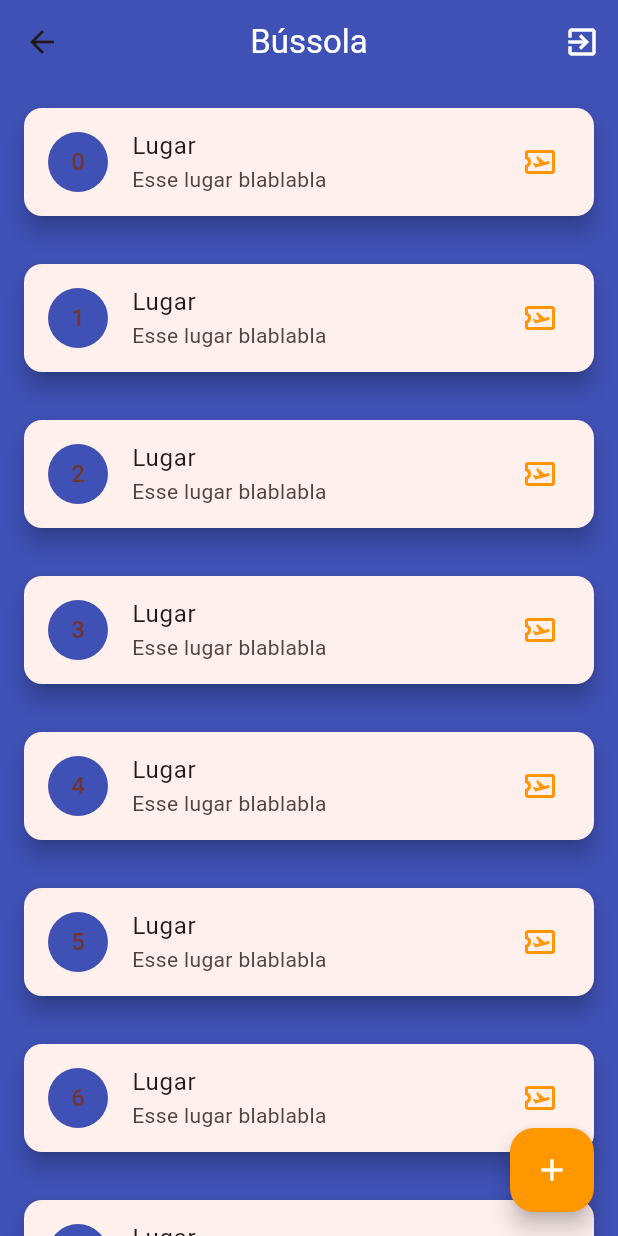
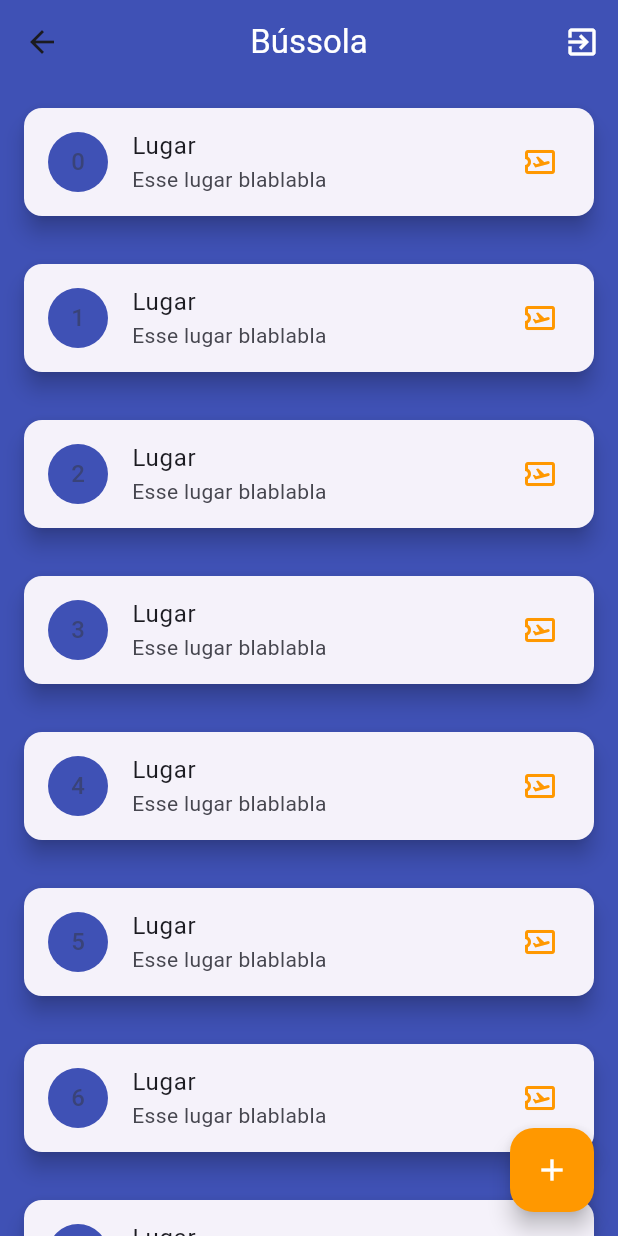
Before and after one commit to hugo-loiola/pratica3, a Flutter app: the Lista screen opened by its route, on a phone screen of 412 x 824 dp. Run offline on Flutter 3.47's test engine with Material 2 defaults, Android fonts, the phone set to English and light mode, and no system bars.

Commit message:
pequenos ajustes

```diff
--- a/lib/main.dart
+++ b/lib/main.dart
@@ -8,7 +8,7 @@ void main() {
   runApp(const MyApp());
 }
 
-final MaterialColor colorSeed = Colors.red;
+const MaterialColor colorSeed = Colors.indigo;
 
 class MyApp extends StatelessWidget {
   const MyApp({Key? key}) : super(key: key);
--- a/lib/screens/lista.dart
+++ b/lib/screens/lista.dart
@@ -28,23 +28,23 @@ class Lista extends StatelessWidget {
         ],
       ),
       floatingActionButton: FloatingActionButton(
-        child: const Icon(Icons.add, color: Colors.white),
         backgroundColor: Colors.orange,
         onPressed: () => {Navigator.pushNamed(context, "/novoLugar")},
+        child: const Icon(Icons.add, color: Colors.white),
       ),
       body: SafeArea(
         child: ListView.builder(
             itemBuilder: (context, index) => Card(
                   elevation: 6,
-                  margin: EdgeInsets.all(16),
+                  margin: const EdgeInsets.all(16),
                   child: ListTile(
                     leading: CircleAvatar(
+                      backgroundColor: Colors.indigo,
                       child: Text(lista[index]['id'].toString()),
-                      backgroundColor: Colors.indigo,
                     ),
                     title: Text(lista[index]["title"]),
                     subtitle: Text(lista[index]['subtitle']),
-                    trailing: Icon(
+                    trailing: const Icon(
                       Icons.airplane_ticket_outlined,
                       color: Colors.orange,
                     ),
```
